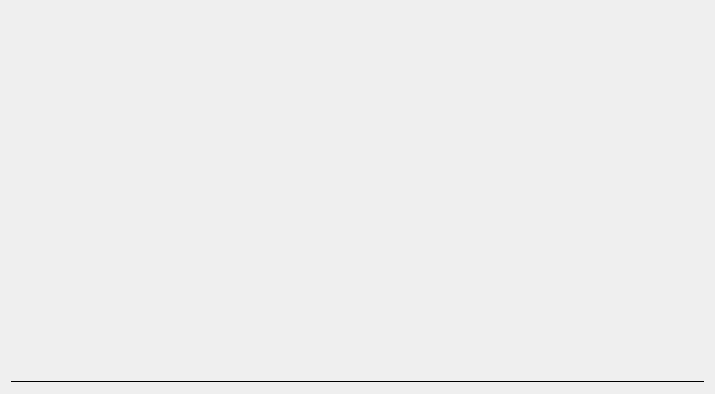
Before: the Qt Designer form src/modules/ui/pluginwidget/pluginwidget.ui in michimussato/pypelyne2, drawn with Qt 5.
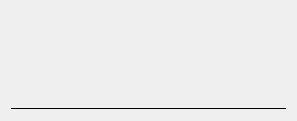
After: the same form once the commit is applied.

```diff
--- a/src/modules/ui/pluginwidget/pluginwidget.ui
+++ b/src/modules/ui/pluginwidget/pluginwidget.ui
@@ -6,8 +6,8 @@
    <rect>
     <x>0</x>
     <y>0</y>
-    <width>715</width>
-    <height>394</height>
+    <width>297</width>
+    <height>121</height>
    </rect>
   </property>
   <property name="windowTitle">
```
